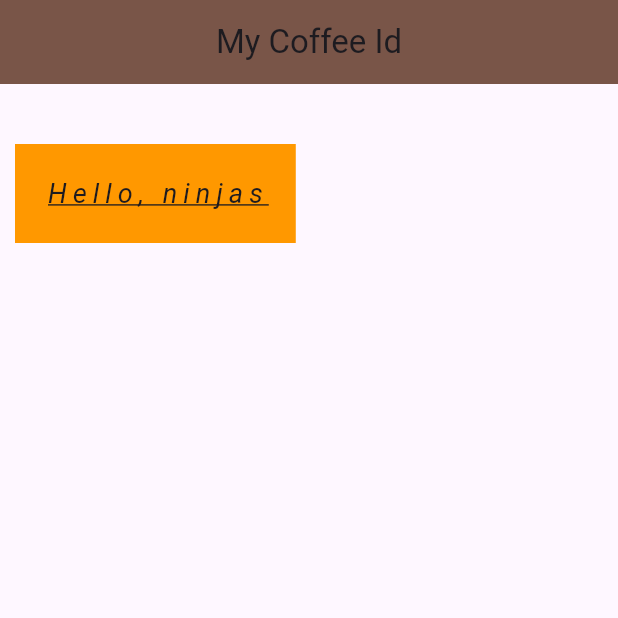
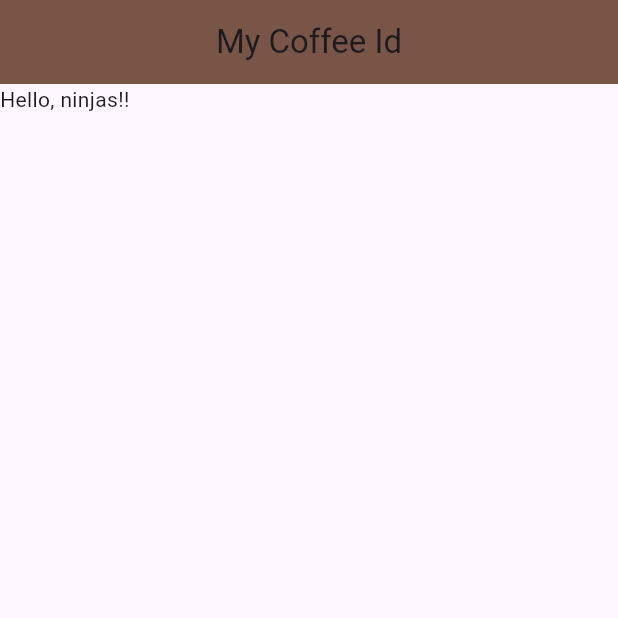
Before and after one commit to lordsayur/coffee-card, a Flutter app: the screen it shows after launch, on a phone screen of 412 x 824 dp, the top half of it. Run offline on Flutter 3.47's test engine with Material 3 defaults, Android fonts, the phone set to English and light mode, and no system bars.

Commit message:
✨ #10 - Imports & Quick Refactor

```diff
--- /dev/null
+++ b/lib/home.dart
@@ -0,0 +1,20 @@
+import 'package:flutter/material.dart';
+
+class Home extends StatelessWidget {
+  const Home({super.key});
+
+  @override
+  Widget build(BuildContext context) {
+    return Directionality(
+      textDirection: TextDirection.ltr, // or rtl based on your app's layout
+      child: Scaffold(
+        appBar: AppBar(
+          title: const Text("My Coffee Id"),
+          backgroundColor: Colors.brown,
+          centerTitle: true,
+        ),
+        body: const Text("Hello, ninjas!!"),
+      ),
+    );
+  }
+}
--- a/lib/main.dart
+++ b/lib/main.dart
@@ -1,36 +1,7 @@
 import 'package:flutter/material.dart';
+import 'package:myapp/home.dart';
+
 
 void main() {
-  runApp(MaterialApp(
-    home: Scaffold(
-      appBar: AppBar(
-        title: const Text("My Coffee Id"),
-        backgroundColor: Colors.brown,
-        centerTitle: true,
-      ),
-      body: const Home(),
-    ),
-  ));
+  runApp(const MaterialApp(home: Home()));
 }
-
-class Home extends StatelessWidget {
-  const Home({super.key});
-
-  @override
-  Widget build(BuildContext context) {
-    return Directionality(
-      textDirection: TextDirection.ltr, // or rtl based on your app's layout
-      child: Container(
-        color: Colors.orange,
-        padding: const EdgeInsets.all(20),
-        margin: const EdgeInsets.fromLTRB(10, 40, 0, 0),
-        child: const Text("Hello, ninjas",
-            style: TextStyle(
-                fontSize: 18,
-                letterSpacing: 4,
-                decoration: TextDecoration.underline,
-                fontStyle: FontStyle.italic)),
-      ),
-    );
-  }
-}
```
Also changed, not shown: 1 other file.
